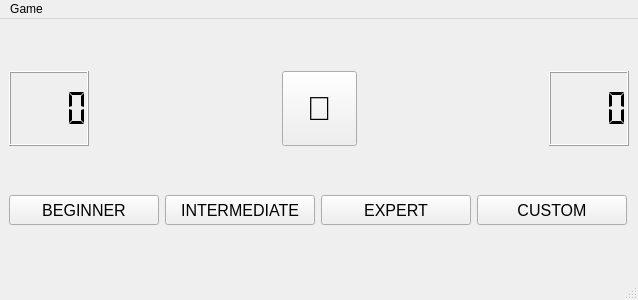
Before: the Qt Designer form minesweeper_ui.ui in rekin5320/minesweeper, drawn with Qt 5.
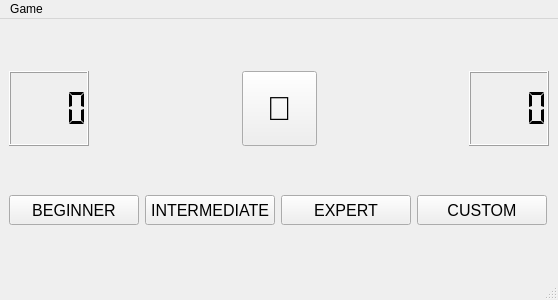
After: the same form once the commit is applied.

Commit message: Decreased window minimum width

What changed in the file:
```diff
--- a/minesweeper_ui.ui
+++ b/minesweeper_ui.ui
@@ -6,7 +6,7 @@
    <rect>
     <x>0</x>
     <y>0</y>
-    <width>638</width>
+    <width>558</width>
     <height>300</height>
    </rect>
   </property>
@@ -151,13 +151,13 @@
         </property>
         <property name="minimumSize">
          <size>
-          <width>150</width>
+          <width>130</width>
           <height>30</height>
          </size>
         </property>
         <property name="maximumSize">
          <size>
-          <width>150</width>
+          <width>130</width>
           <height>30</height>
          </size>
         </property>
@@ -187,13 +187,13 @@
         </property>
         <property name="minimumSize">
          <size>
-          <width>150</width>
+          <width>130</width>
           <height>30</height>
          </size>
         </property>
         <property name="maximumSize">
          <size>
-          <width>150</width>
+          <width>130</width>
           <height>30</height>
          </size>
         </property>
@@ -223,13 +223,13 @@
         </property>
         <property name="minimumSize">
          <size>
-          <width>150</width>
+          <width>130</width>
           <height>30</height>
          </size>
         </property>
         <property name="maximumSize">
          <size>
-          <width>150</width>
+          <width>130</width>
           <height>30</height>
          </size>
         </property>
@@ -259,13 +259,13 @@
         </property>
         <property name="minimumSize">
          <size>
-          <width>150</width>
+          <width>130</width>
           <height>30</height>
          </size>
         </property>
         <property name="maximumSize">
          <size>
-          <width>150</width>
+          <width>130</width>
           <height>30</height>
          </size>
         </property>
@@ -294,7 +294,7 @@
     <rect>
      <x>0</x>
      <y>0</y>
-     <width>638</width>
+     <width>558</width>
      <height>21</height>
     </rect>
    </property>
```
The commit also changes 1 other file.
